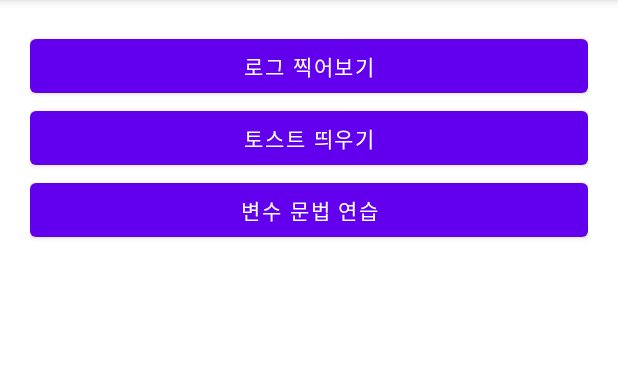
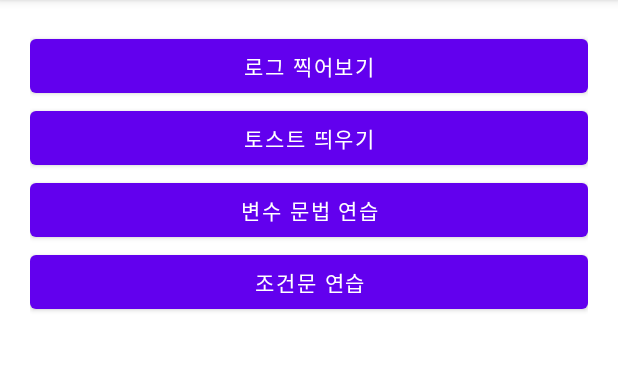
Before and after one commit to esmeontheblock/KotlinBasic, an Android app: the screen it shows after launch (MainActivity), on a phone screen of 412 x 824 dp, the part 84-455 px from its top. Run offline under Robolectric (Android 15) with nearby library versions, the phone set to English and light mode, and no system bars.

Commit message:
else를 이용, 성인이 아닐때의 대응 추가

```diff
--- a/app/src/main/res/layout/activity_main.xml
+++ b/app/src/main/res/layout/activity_main.xml
@@ -27,6 +27,12 @@
         android:layout_height="wrap_content"
         android:text="변수 문법 연습"/>
 
+    <Button
+        android:id="@+id/btnConditionPractice"
+        android:layout_width="match_parent"
+        android:layout_height="wrap_content"
+        android:text="조건문 연습"/>
+
 
 
 </LinearLayout>
```
Also changed, not shown: app/src/main/java/com/example/kotlinbasic/MainActivity.kt (+16 -0 lines).
